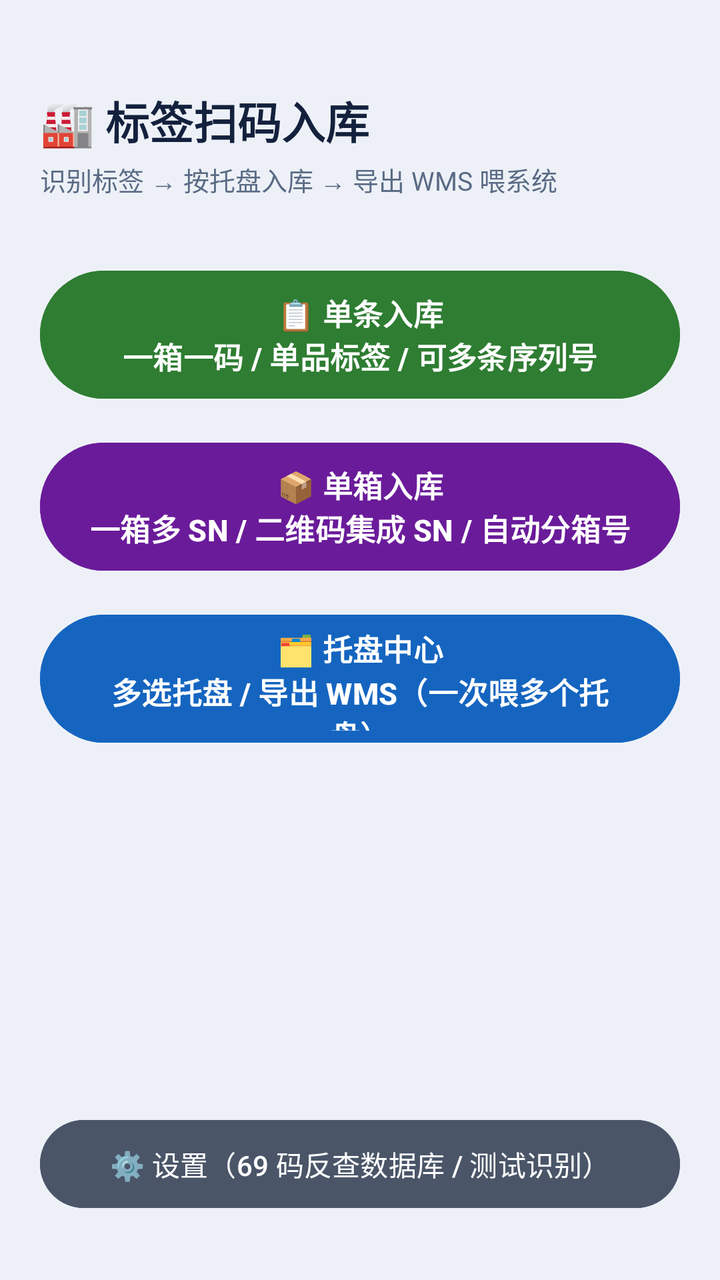
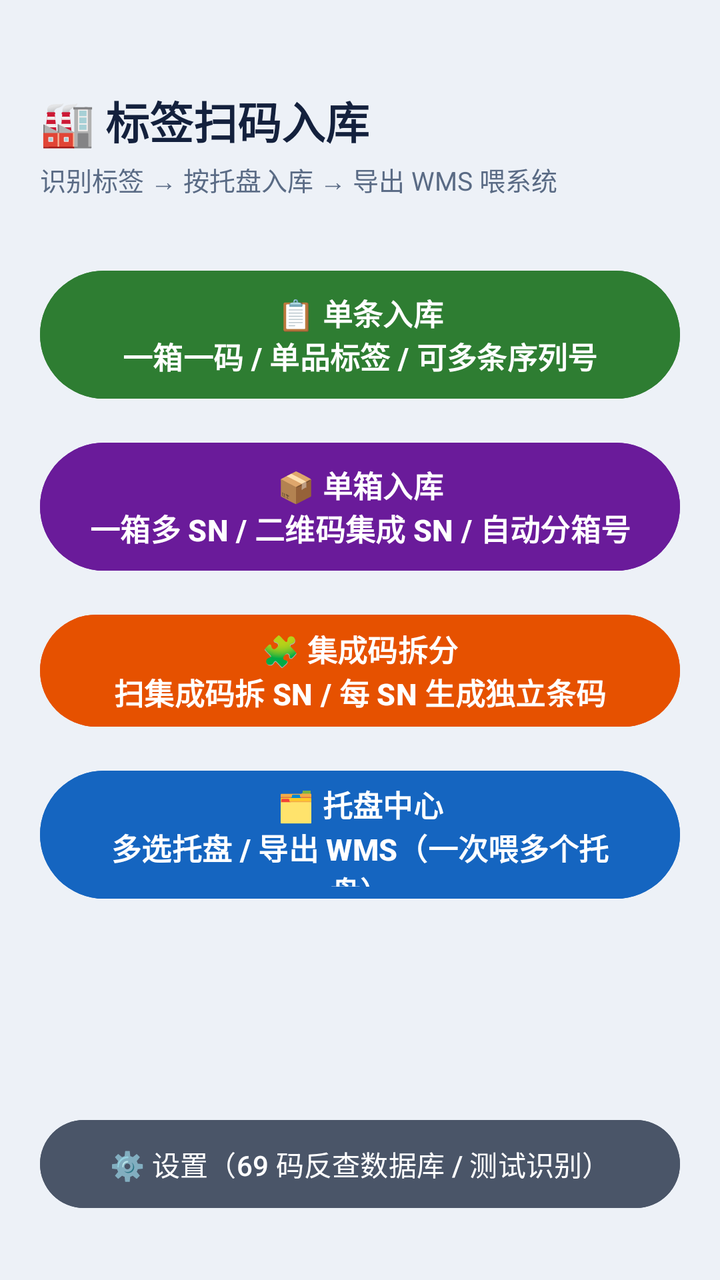

Two renders of the same Android screen: before a commit and after it. Below are the layout's source before the change and the commit's diff.
<!-- AndroidManifest.xml: application theme Theme.LabelScanner -->
<!-- res/layout/activity_main.xml -->
<?xml version="1.0" encoding="utf-8"?>
<LinearLayout xmlns:android="http://schemas.android.com/apk/res/android"
    android:layout_width="match_parent"
    android:layout_height="match_parent"
    android:orientation="vertical"
    android:background="#EDF1F7"
    android:padding="20dp">

    <TextView
        android:layout_width="match_parent"
        android:layout_height="wrap_content"
        android:layout_marginTop="24dp"
        android:text="🏭 标签扫码入库"
        android:textSize="22sp"
        android:textStyle="bold"
        android:textColor="#14213D" />

    <TextView
        android:layout_width="match_parent"
        android:layout_height="wrap_content"
        android:layout_marginTop="4dp"
        android:text="识别标签 → 按托盘入库 → 导出 WMS 喂系统"
        android:textSize="13sp"
        android:textColor="#5A6B85" />

    <Button
        android:id="@+id/btnModeSingle"
        android:layout_width="match_parent"
        android:layout_height="72dp"
        android:layout_marginTop="32dp"
        android:backgroundTint="#2E7D32"
        android:text="📋 单条入库\n一箱一码 / 单品标签 / 可多条序列号"
        android:textSize="15sp"
        android:textColor="#FFFFFF"
        android:textStyle="bold" />

    <Button
        android:id="@+id/btnModeBox"
        android:layout_width="match_parent"
        android:layout_height="72dp"
        android:layout_marginTop="14dp"
        android:backgroundTint="#6A1B9A"
        android:text="📦 单箱入库\n一箱多 SN / 二维码集成 SN / 自动分箱号"
        android:textSize="15sp"
        android:textColor="#FFFFFF"
        android:textStyle="bold" />

    <Button
        android:id="@+id/btnGotoCenter"
        android:layout_width="match_parent"
        android:layout_height="72dp"
        android:layout_marginTop="14dp"
        android:backgroundTint="#1565C0"
        android:text="🗂️ 托盘中心\n多选托盘 / 导出 WMS（一次喂多个托盘）"
        android:textSize="15sp"
        android:textColor="#FFFFFF"
        android:textStyle="bold" />

    <View
        android:layout_width="match_parent"
        android:layout_height="0dp"
        android:layout_weight="1" />

    <Button
        android:id="@+id/btnSettings"
        android:layout_width="match_parent"
        android:layout_height="52dp"
        android:layout_marginBottom="12dp"
        android:backgroundTint="#4A5568"
        android:text="⚙️ 设置（69 码反查数据库 / 测试识别）"
        android:textSize="14sp"
        android:textColor="#FFFFFF" />

</LinearLayout>
<!-- resources referenced by this layout -->
<resources>
  <style name="Theme.LabelScanner" parent="Theme.Material3.Dark.NoActionBar">
          <item name="android:statusBarColor">@android:color/transparent</item>
          <item name="android:navigationBarColor">@android:color/transparent</item>
          <item name="android:windowDrawsSystemBarBackgrounds">true</item>
          <item name="android:windowLightStatusBar">false</item>
          <item name="android:windowLightNavigationBar">false</item>
      </style>
</resources>

<!-- the commit's change to res/layout/activity_main.xml (unified diff, before → after) -->
@@ -46,6 +46,17 @@
         android:textStyle="bold" />
 
     <Button
+        android:id="@+id/btnSplitCode"
+        android:layout_width="match_parent"
+        android:layout_height="64dp"
+        android:layout_marginTop="14dp"
+        android:backgroundTint="#E65100"
+        android:text="🧩 集成码拆分\n扫集成码拆 SN / 每 SN 生成独立条码"
+        android:textSize="15sp"
+        android:textColor="#FFFFFF"
+        android:textStyle="bold" />
+
+    <Button
         android:id="@+id/btnGotoCenter"
         android:layout_width="match_parent"
         android:layout_height="72dp"
